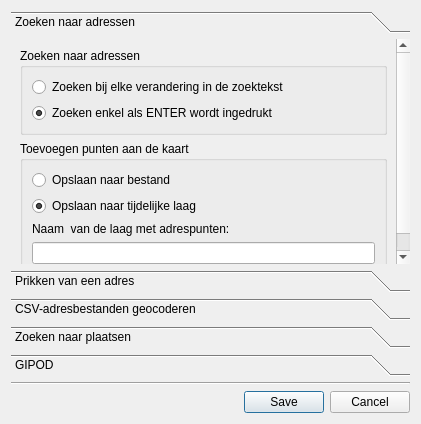
First picture: the form in ui_geopunt4QgisSettings.ui, repository warrieka/geopunt4Qgis, before the edit.
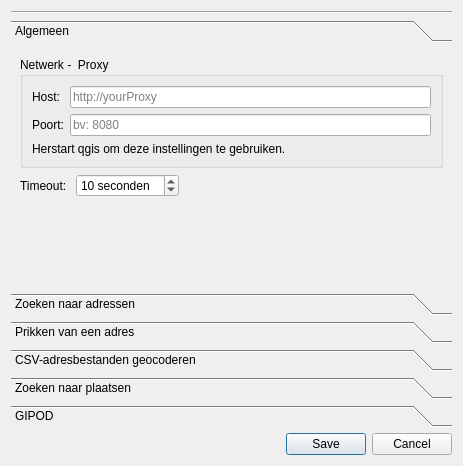
Second picture: the form after the edit. Icons and pictures are not drawn.

Commit message: added proxy for requests

Diff of the .ui file:
```diff
--- a/ui_geopunt4QgisSettings.ui
+++ b/ui_geopunt4QgisSettings.ui
@@ -6,8 +6,8 @@
    <rect>
     <x>0</x>
     <y>0</y>
-    <width>421</width>
-    <height>424</height>
+    <width>463</width>
+    <height>466</height>
    </rect>
   </property>
   <property name="minimumSize">
@@ -24,18 +24,114 @@
     <normaloff>:/plugins/geopunt4Qgis/images/geopuntSettingsSmall.png</normaloff>:/plugins/geopunt4Qgis/images/geopuntSettingsSmall.png</iconset>
   </property>
   <layout class="QVBoxLayout" name="verticalLayout">
+   <item>
+    <widget class="Line" name="line">
+     <property name="orientation">
+      <enum>Qt::Horizontal</enum>
+     </property>
+    </widget>
+   </item>
    <item>
     <widget class="QToolBox" name="settingsTab">
      <property name="frameShape">
       <enum>QFrame::NoFrame</enum>
      </property>
+     <widget class="QWidget" name="generalTab">
+      <property name="geometry">
+       <rect>
+        <x>0</x>
+        <y>0</y>
+        <width>445</width>
+        <height>244</height>
+       </rect>
+      </property>
+      <attribute name="icon">
+       <iconset resource="resources.qrc">
+        <normaloff>:/plugins/geopunt4Qgis/images/geopuntSettingsSmall.png</normaloff>:/plugins/geopunt4Qgis/images/geopuntSettingsSmall.png</iconset>
+      </attribute>
+      <attribute name="label">
+       <string>Algemeen</string>
+      </attribute>
+      <layout class="QFormLayout" name="formLayout_2">
+       <property name="fieldGrowthPolicy">
+        <enum>QFormLayout::ExpandingFieldsGrow</enum>
+       </property>
+       <item row="0" column="0" colspan="2">
+        <widget class="QGroupBox" name="networkSettings">
+         <property name="title">
+          <string>Netwerk -  Proxy</string>
+         </property>
+         <layout class="QFormLayout" name="formLayout">
+          <item row="1" column="0">
+           <widget class="QLabel" name="label_6">
+            <property name="text">
+             <string>Host:</string>
+            </property>
+           </widget>
+          </item>
+          <item row="1" column="1">
+           <widget class="QLineEdit" name="hostTxt">
+            <property name="placeholderText">
+             <string>http://yourProxy</string>
+            </property>
+           </widget>
+          </item>
+          <item row="2" column="1">
+           <widget class="QLineEdit" name="portTxt">
+            <property name="placeholderText">
+             <string>bv: 8080</string>
+            </property>
+           </widget>
+          </item>
+          <item row="2" column="0">
+           <widget class="QLabel" name="label_5">
+            <property name="text">
+             <string>Poort:</string>
+            </property>
+           </widget>
+          </item>
+          <item row="3" column="0" colspan="2">
+           <widget class="QLabel" name="label_7">
+            <property name="text">
+             <string>Herstart qgis om deze instellingen te gebruiken.</string>
+            </property>
+           </widget>
+          </item>
+         </layout>
+        </widget>
+       </item>
+       <item row="1" column="0">
+        <widget class="QLabel" name="label">
+         <property name="text">
+          <string>Timeout: </string>
+         </property>
+        </widget>
+       </item>
+       <item row="1" column="1">
+        <widget class="QSpinBox" name="timeOutBox">
+         <property name="suffix">
+          <string> seconden</string>
+         </property>
+         <property name="minimum">
+          <number>1</number>
+         </property>
+         <property name="maximum">
+          <number>300</number>
+         </property>
+         <property name="value">
+          <number>10</number>
+         </property>
+        </widget>
+       </item>
+      </layout>
+     </widget>
      <widget class="QWidget" name="adresTab">
       <property name="geometry">
        <rect>
         <x>0</x>
         <y>0</y>
-        <width>403</width>
-        <height>230</height>
+        <width>440</width>
+        <height>232</height>
        </rect>
       </property>
       <attribute name="icon">
@@ -430,13 +526,6 @@
      </widget>
     </widget>
    </item>
-   <item>
-    <widget class="Line" name="line">
-     <property name="orientation">
-      <enum>Qt::Horizontal</enum>
-     </property>
-    </widget>
-   </item>
    <item>
     <widget class="QDialogButtonBox" name="buttonBox">
      <property name="orientation">
@@ -445,6 +534,9 @@
      <property name="standardButtons">
       <set>QDialogButtonBox::Cancel|QDialogButtonBox::Save</set>
      </property>
+     <property name="centerButtons">
+      <bool>false</bool>
+     </property>
     </widget>
    </item>
   </layout>
```
Left out of the diff: 16 changed lines with no effect on the pictures. The commit also changes 12 other files.
